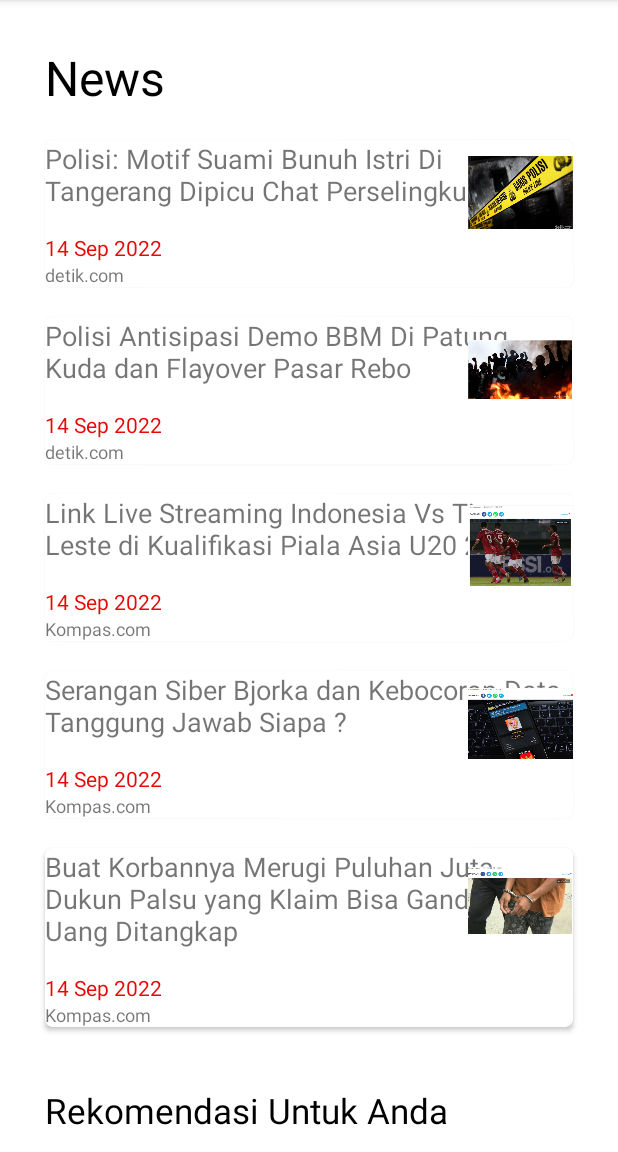
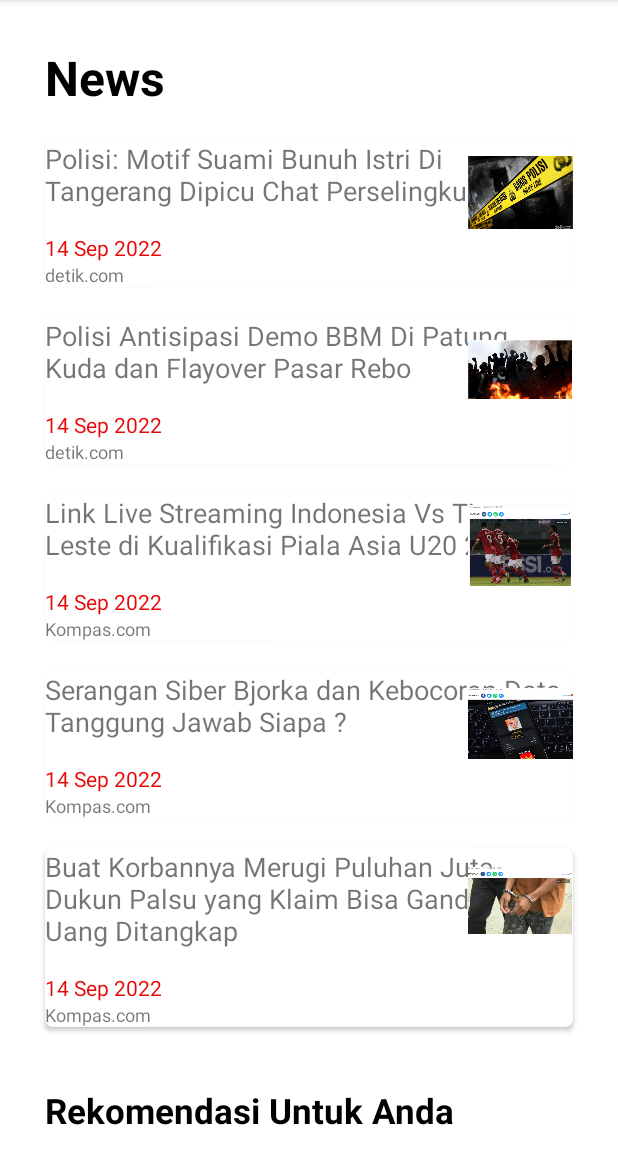
Before and after one commit to ibalibul/LatihanChapter4Top1_ViewModel, an Android app: the screen it shows after launch (MainActivity), on a phone screen of 412 x 824 dp, the part 84-1236 px from its top. Run offline under Robolectric (Android 15) with nearby library versions, the phone set to English and light mode, and no system bars.

Commit message:
Commite Kedua

```diff
--- a/app/src/main/java/com/example/latihanchapter4top1_viewmodel/BeritaAdapter.kt
+++ b/app/src/main/java/com/example/latihanchapter4top1_viewmodel/BeritaAdapter.kt
@@ -5,16 +5,20 @@ import android.view.View
 import android.view.ViewGroup
 import android.widget.ImageView
 import android.widget.TextView
+import androidx.cardview.widget.CardView
 import androidx.recyclerview.widget.RecyclerView
 
 class BeritaAdapter(val listberita : ArrayList<ListBerita>) : RecyclerView.Adapter<BeritaAdapter.ViewHolder>() {
 
+
+    var onClik : ((ListBerita) -> Unit)? = null
 
     class ViewHolder(view : View) : RecyclerView.ViewHolder(view) {
         var JudulBerita = view.findViewById<TextView>(R.id.tvJudulBerita)
         var TanggalBerita = view.findViewById<TextView>(R.id.tvtglBerita)
         var Jurnalis = view.findViewById<TextView>(R.id.tvJurnalisBerita)
         var imgberita = view.findViewById<ImageView>(R.id.imgBerita)
+        var card = view.findViewById<CardView>(R.id.cardView)
 
     }
 
@@ -28,6 +32,9 @@ class BeritaAdapter(val listberita : ArrayList<ListBerita>) : RecyclerView.Adapt
         holder.TanggalBerita.text = listberita[position].tanggalBerita
         holder.Jurnalis.text = listberita[position].jurnalis
         holder.imgberita.setImageResource(listberita[position].img)
+        holder.card.setOnClickListener{
+            onClik?.invoke(listberita[position])
+        }
     }
 
     override fun getItemCount(): Int {
--- a/app/src/main/java/com/example/latihanchapter4top1_viewmodel/ListBerita.kt
+++ b/app/src/main/java/com/example/latihanchapter4top1_viewmodel/ListBerita.kt
@@ -1,4 +1,6 @@
 package com.example.latihanchapter4top1_viewmodel
+
+import java.io.Serializable
 
 data class ListBerita (
         val judulBerita : String,
@@ -7,4 +9,4 @@ data class ListBerita (
         val img : Int,
         val isiBerita : Int,
 
-)
+): Serializable
--- a/app/src/main/java/com/example/latihanchapter4top1_viewmodel/MainActivity.kt
+++ b/app/src/main/java/com/example/latihanchapter4top1_viewmodel/MainActivity.kt
@@ -1,9 +1,11 @@
 package com.example.latihanchapter4top1_viewmodel
 
+import android.content.Intent
 import androidx.appcompat.app.AppCompatActivity
 import android.os.Bundle
 import androidx.recyclerview.widget.LinearLayoutManager
 import kotlinx.android.synthetic.main.activity_main.*
+import kotlinx.android.synthetic.main.item_berita.*
 
 class MainActivity : AppCompatActivity() {
     override fun onCreate(savedInstanceState: Bundle?) {
@@ -40,6 +42,20 @@ class MainActivity : AppCompatActivity() {
         rvBerita2.layoutManager = lmberitaRekomen
         rvBerita2.adapter = beritaDua
 
+        beritaSatu.onClik = {
+            var pindah1 = Intent(this,DetailBeritaActivity::class.java)
+            pindah1.putExtra("Berita1",it)
+            startActivity(pindah1)
+        }
+
+        beritaDua.onClik = {
+            var pindah2 = Intent(this,DetailBeritaActivity::class.java)
+            pindah2.putExtra("Berita2",it)
+            startActivity(pindah2)
+        }
+
+
     }
 
+
 }
--- a/app/src/main/res/layout/activity_main.xml
+++ b/app/src/main/res/layout/activity_main.xml
@@ -24,6 +24,7 @@
             <TextView
                 android:text="News"
                 android:textSize="32dp"
+                android:textStyle="bold"
                 android:textColor="@color/black"
                 android:layout_width="wrap_content"
                 android:layout_height="wrap_content"/>
@@ -57,6 +58,7 @@
 
             <TextView
                 android:text="Rekomendasi Untuk Anda"
+                android:textStyle="bold"
                 android:textSize="23dp"
                 android:textColor="@color/black"
                 android:layout_width="wrap_content"
--- a/app/src/main/res/layout/item_berita.xml
+++ b/app/src/main/res/layout/item_berita.xml
@@ -1,5 +1,7 @@
 <?xml version="1.0" encoding="utf-8"?>
-<androidx.cardview.widget.CardView xmlns:android="http://schemas.android.com/apk/res/android"
+<androidx.cardview.widget.CardView
+    android:id="@+id/cardView"
+    xmlns:android="http://schemas.android.com/apk/res/android"
     android:layout_width="match_parent"
     android:layout_height="wrap_content"
     xmlns:app="http://schemas.android.com/apk/res-auto"
```
Also changed, not shown: app/src/main/java/com/example/latihanchapter4top1_viewmodel/DetailBeritaActivity.kt (+16 -0 lines).
